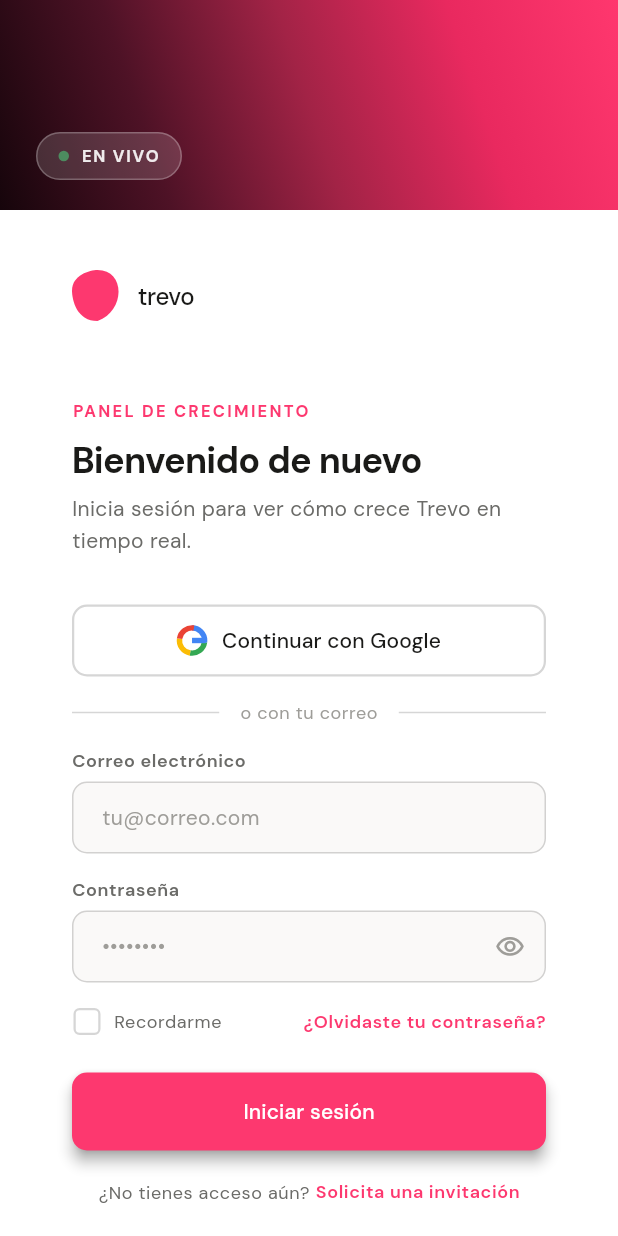
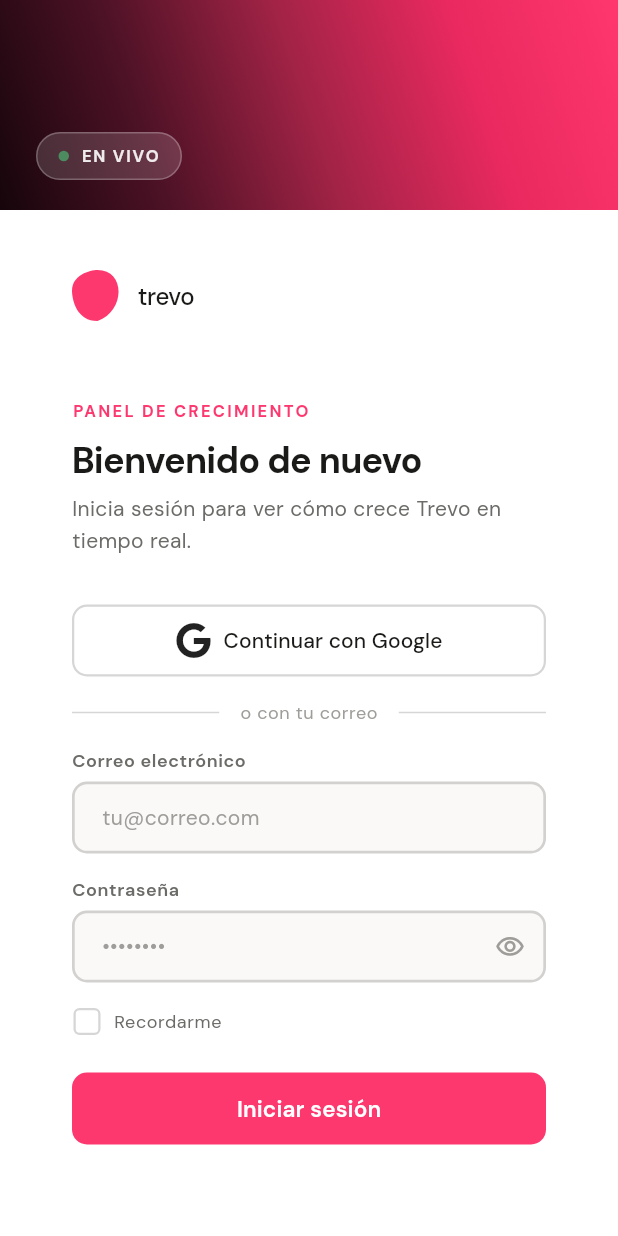
Before and after one commit to jesusfreelance99-cell/dashboard_analitycs, a Flutter app: the screen it shows after launch, after a tap on "Continuar con Google", on a phone screen of 412 x 824 dp. Run offline on Flutter 3.47's test engine with Material 3 defaults, Android fonts, the phone set to English and light mode, and no system bars; our stand-ins replace easy_localization, font_awesome_flutter, google_fonts.

Commit message:
feat: actualización de componentes de login y botón de la app

```diff
--- a/lib/core/widgets/app_button.dart
+++ b/lib/core/widgets/app_button.dart
@@ -1,83 +1,167 @@
 import 'package:flutter/material.dart';
+import '../constants/app_colors.dart';
 import '../constants/app_constants.dart';
 
-enum ButtonType { primary, secondary, outline, text }
+enum ButtonType { primary, secondary, outline, ghost }
 
-class AppButton extends StatelessWidget {
+class AppButton extends StatefulWidget {
   final String label;
-  final VoidCallback onPressed;
+  final VoidCallback? onPressed;
   final ButtonType type;
   final bool isLoading;
-  final bool isEnabled;
-  final Icon? icon;
+  final Widget? icon;
   final double? width;
-  final double? height;
+  final double height;
 
   const AppButton({
     required this.label,
     required this.onPressed,
     this.type = ButtonType.primary,
     this.isLoading = false,
-    this.isEnabled = true,
     this.icon,
     this.width,
-    this.height,
+    this.height = 48,
     super.key,
   });
 
   @override
+  State<AppButton> createState() => _AppButtonState();
+}
+
+class _AppButtonState extends State<AppButton>
+    with SingleTickerProviderStateMixin {
+  late AnimationController _ctrl;
+  late Animation<double> _scale;
+
+  @override
+  void initState() {
+    super.initState();
+    _ctrl = AnimationController(
+      vsync: this,
+      duration: const Duration(milliseconds: 80),
+    );
+    _scale = Tween<double>(
+      begin: 1.0,
+      end: 0.97,
+    ).animate(CurvedAnimation(parent: _ctrl, curve: Curves.easeOut));
+  }
+
+  @override
+  void dispose() {
+    _ctrl.dispose();
+    super.dispose();
+  }
+
+  bool get _disabled => widget.onPressed == null || widget.isLoading;
+
+  void _onTapDown(_) {
+    if (!_disabled) _ctrl.forward();
+  }
+
+  void _onTapUp(_) {
+    if (!_disabled) _ctrl.reverse();
+  }
+
+  void _onTapCancel() => _ctrl.reverse();
+
+  @override
   Widget build(BuildContext context) {
-    Widget child = Text(label);
-    if (icon != null) {
-      child = Row(
-        mainAxisSize: MainAxisSize.min,
-        children: [
-          icon!,
-          const SizedBox(width: AppConstants.spacingSm),
-          Text(label),
-        ],
+    return AnimatedBuilder(
+      animation: _scale,
+      builder: (_, child) => Transform.scale(scale: _scale.value, child: child),
+      child: GestureDetector(
+        onTapDown: _onTapDown,
+        onTapUp: _onTapUp,
+        onTapCancel: _onTapCancel,
+        onTap: _disabled ? null : widget.onPressed,
+        child: AnimatedOpacity(
+          opacity: _disabled && !widget.isLoading ? 0.45 : 1.0,
+          duration: AppConstants.animationFast,
+          child: _buildSurface(context),
+        ),
+      ),
+    );
+  }
+
+  Widget _buildSurface(BuildContext context) {
+    return Container(
+      width: widget.width ?? double.infinity,
+      height: widget.height,
+      decoration: _decoration(),
+      child: Center(child: _buildContent(context)),
+    );
+  }
+
+  BoxDecoration _decoration() {
+    switch (widget.type) {
+      case ButtonType.primary:
+        return BoxDecoration(
+          color: AppColors.pink,
+          borderRadius: BorderRadius.circular(AppConstants.radiusLg),
+        );
+      case ButtonType.secondary:
+        return BoxDecoration(
+          color: AppColors.pinkLight,
+          borderRadius: BorderRadius.circular(AppConstants.radiusLg),
+        );
+      case ButtonType.outline:
+        return BoxDecoration(
+          color: Colors.transparent,
+          borderRadius: BorderRadius.circular(AppConstants.radiusLg),
+          border: Border.all(color: AppColors.pink, width: 1.5),
+        );
+      case ButtonType.ghost:
+        return BoxDecoration(
+          color: Colors.transparent,
+          borderRadius: BorderRadius.circular(AppConstants.radiusLg),
+        );
+    }
+  }
+
+  Widget _buildContent(BuildContext context) {
+    if (widget.isLoading) {
+      return SizedBox(
+        width: 18,
+        height: 18,
+        child: CircularProgressIndicator(
+          strokeWidth: 2,
+          valueColor: AlwaysStoppedAnimation<Color>(_labelColor()),
+        ),
       );
     }
 
-    if (isLoading) {
-      child = const SizedBox(
-        height: 20,
-        width: 20,
-        child: CircularProgressIndicator(strokeWidth: 2),
+    if (widget.icon != null) {
+      return Row(
+        mainAxisSize: MainAxisSize.min,
+        children: [widget.icon!, const SizedBox(width: 8), _labelText(context)],
       );
     }
 
-    switch (type) {
+    return _labelText(context);
+  }
+
+  Widget _labelText(BuildContext context) {
+    return Text(
+      widget.label,
+      style: TextStyle(
+        fontSize: 15,
+        fontWeight: FontWeight.w600,
+        color: _labelColor(),
+        letterSpacing: 0.1,
+      ),
+    );
+  }
+
+  Color _labelColor() {
+    switch (widget.type) {
       case ButtonType.primary:
-        return ElevatedButton(
-          onPressed: isEnabled && !isLoading ? onPressed : null,
-          style: ElevatedButton.styleFrom(
-            minimumSize: Size(width ?? double.infinity, height ?? 48),
-          ),
-          child: child,
-        );
+        return AppColors.white;
       case ButtonType.secondary:
-        return ElevatedButton(
-          onPressed: isEnabled && !isLoading ? onPressed : null,
-          style: ElevatedButton.styleFrom(
-            minimumSize: Size(width ?? double.infinity, height ?? 48),
-            backgroundColor: Theme.of(context).colorScheme.secondary,
-          ),
-          child: child,
-        );
+        return AppColors.pink;
       case ButtonType.outline:
-        return OutlinedButton(
-          onPressed: isEnabled && !isLoading ? onPressed : null,
-          style: OutlinedButton.styleFrom(
-            minimumSize: Size(width ?? double.infinity, height ?? 48),
-          ),
-          child: child,
-        );
-      case ButtonType.text:
-        return TextButton(
-          onPressed: isEnabled && !isLoading ? onPressed : null,
-          child: child,
-        );
+        return AppColors.pink;
+      case ButtonType.ghost:
+        return AppColors.ink2;
     }
   }
 }
--- a/lib/features/screens/auth/login_form_components.dart
+++ b/lib/features/screens/auth/login_form_components.dart
@@ -1,4 +1,5 @@
 import 'package:flutter/material.dart';
+import 'package:font_awesome_flutter/font_awesome_flutter.dart';
 import 'package:provider/provider.dart';
 import '../../../core/constants/app_constants.dart';
 import '../../../core/constants/app_colors.dart';
@@ -104,29 +105,71 @@
 
 // ─── Google Button ────────────────────────────────────────────────────────────
 
-class GoogleSignInButton extends StatelessWidget {
+class GoogleSignInButton extends StatefulWidget {
   const GoogleSignInButton({super.key});
 
   @override
+  State<GoogleSignInButton> createState() => _GoogleSignInButtonState();
+}
+
+class _GoogleSignInButtonState extends State<GoogleSignInButton>
+    with SingleTickerProviderStateMixin {
+  late AnimationController _ctrl;
+  late Animation<double> _scale;
+  bool _pressed = false;
+
+  @override
+  void initState() {
+    super.initState();
+    _ctrl = AnimationController(
+      vsync: this,
+      duration: const Duration(milliseconds: 80),
+    );
+    _scale = Tween<double>(
+      begin: 1.0,
+      end: 0.97,
+    ).animate(CurvedAnimation(parent: _ctrl, curve: Curves.easeOut));
+  }
+
+  @override
+  void dispose() {
+    _ctrl.dispose();
+    super.dispose();
+  }
+
+  @override
   Widget build(BuildContext context) {
-    return SizedBox(
+    return AnimatedBuilder(
+      animation: _scale,
+      builder: (_, child) => Transform.scale(scale: _scale.value, child: child),
+      child: GestureDetector(
+        onTapDown: (_) {
+          _ctrl.forward();
+          setState(() => _pressed = true);
+        },
+        onTapUp: (_) {
+          _ctrl.reverse();
+          setState(() => _pressed = false);
+        },
+        onTapCancel: () {
+          _ctrl.reverse();
+          setState(() => _pressed = false);
+        },
+        onTap: () {},
+        child: AnimatedContainer(
+          duration: const Duration(milliseconds: 100),
           width: double.infinity,
-      child: OutlinedButton(
-        onPressed: () {},
-        style: OutlinedButton.styleFrom(
-          side: const BorderSide(color: AppColors.line2, width: 1.5),
-          shape: RoundedRectangleBorder(
+          height: 48,
+          decoration: BoxDecoration(
+            color: _pressed ? AppColors.fieldBg : AppColors.white,
             borderRadius: BorderRadius.circular(AppConstants.radiusLg),
-          ),
-          padding: const EdgeInsets.symmetric(vertical: 14),
-          foregroundColor: AppColors.ink,
-          backgroundColor: Colors.transparent,
+            border: Border.all(color: AppColors.line2, width: 1.5),
           ),
           child: Row(
             mainAxisAlignment: MainAxisAlignment.center,
             children: [
-            _GoogleIcon(),
-            const SizedBox(width: 10),
+              FaIcon(FontAwesomeIcons.google),
+              const SizedBox(width: 8),
               Text(
                 'Continuar con Google',
                 style: Theme.of(context).textTheme.labelLarge?.copyWith(
@@ -137,70 +180,9 @@
             ],
           ),
         ),
+      ),
     );
   }
-}
-
-class _GoogleIcon extends StatelessWidget {
-  @override
-  Widget build(BuildContext context) {
-    return SizedBox(
-      width: 20,
-      height: 20,
-      child: CustomPaint(painter: _GoogleLogoPainter()),
-    );
-  }
-}
-
-class _GoogleLogoPainter extends CustomPainter {
-  @override
-  void paint(Canvas canvas, Size size) {
-    final s = size.width;
-    void drawArc(Color c, double start, double sweep, double r, Offset center) {
-      canvas.drawArc(
-        Rect.fromCircle(center: center, radius: r),
-        start,
-        sweep,
-        false,
-        Paint()
-          ..color = c
-          ..style = PaintingStyle.stroke
-          ..strokeWidth = s * 0.18,
-      );
-    }
-
-    // Simplified G in 4 colors
-    final cx = s / 2;
-    final cy = s / 2;
-    final r = s * 0.42;
-
-    const pi = 3.14159265358979;
-
-    // Blue (top → right)
-    drawArc(const Color(0xFF4285F4), -pi / 2, pi / 2 + 0.15, r, Offset(cx, cy));
-    // Green (right → bottom)
-    drawArc(const Color(0xFF34A853), 0.15, pi / 2, r, Offset(cx, cy));
-    // Yellow (bottom → left)
-    drawArc(const Color(0xFFFBBC05), pi / 2 + 0.15, pi / 2, r, Offset(cx, cy));
-    // Red (left → top)
-    drawArc(const Color(0xFFEA4335), pi + 0.15, pi / 2, r, Offset(cx, cy));
-
-    // White fill for inner circle
-    canvas.drawCircle(
-      Offset(cx, cy),
-      r - s * 0.18,
-      Paint()..color = Colors.white,
-    );
-
-    // Horizontal bar of G
-    canvas.drawRect(
-      Rect.fromLTWH(cx, cy - s * 0.09, r + s * 0.04, s * 0.18),
-      Paint()..color = const Color(0xFF4285F4),
-    );
-  }
-
-  @override
-  bool shouldRepaint(covariant CustomPainter oldDelegate) => false;
 }
 
 // ─── Divider ──────────────────────────────────────────────────────────────────
@@ -265,11 +247,11 @@
             ),
             border: OutlineInputBorder(
               borderRadius: BorderRadius.circular(AppConstants.radiusLg),
-              borderSide: const BorderSide(color: AppColors.line2),
+              borderSide: const BorderSide(color: AppColors.line2, width: 1.8),
             ),
             enabledBorder: OutlineInputBorder(
               borderRadius: BorderRadius.circular(AppConstants.radiusLg),
-              borderSide: const BorderSide(color: AppColors.line2),
+              borderSide: const BorderSide(color: AppColors.line2, width: 1.8),
             ),
             focusedBorder: OutlineInputBorder(
               borderRadius: BorderRadius.circular(AppConstants.radiusLg),
@@ -328,11 +310,17 @@
                 ),
                 border: OutlineInputBorder(
                   borderRadius: BorderRadius.circular(AppConstants.radiusLg),
-                  borderSide: const BorderSide(color: AppColors.line2),
+                  borderSide: const BorderSide(
+                    color: AppColors.line2,
+                    width: 1.8,
+                  ),
                 ),
                 enabledBorder: OutlineInputBorder(
                   borderRadius: BorderRadius.circular(AppConstants.radiusLg),
-                  borderSide: const BorderSide(color: AppColors.line2),
+                  borderSide: const BorderSide(
+                    color: AppColors.line2,
+                    width: 1.8,
+                  ),
                 ),
                 focusedBorder: OutlineInputBorder(
                   borderRadius: BorderRadius.circular(AppConstants.radiusLg),
@@ -380,17 +368,6 @@
               style: Theme.of(
                 context,
               ).textTheme.bodySmall?.copyWith(color: AppColors.ink2),
-            ),
-            const Spacer(),
-            GestureDetector(
-              onTap: () {},
-              child: Text(
-                '¿Olvidaste tu contraseña?',
-                style: Theme.of(context).textTheme.bodySmall?.copyWith(
-                  color: AppColors.pink,
-                  fontWeight: FontWeight.w600,
-                ),
-              ),
             ),
           ],
         );
--- a/lib/features/screens/auth/login_responsive_screen.dart
+++ b/lib/features/screens/auth/login_responsive_screen.dart
@@ -124,8 +124,6 @@
                 LoginButtonWidget(),
                 SizedBox(height: 20),
 
-                // Sign up
-                SignUpPrompt(),
                 SizedBox(height: 48),
 
                 // Footer
--- a/lib/features/screens/auth/login_right_panel.dart
+++ b/lib/features/screens/auth/login_right_panel.dart
@@ -301,18 +301,10 @@
 BoxDecoration _cardDecoration() => BoxDecoration(
   color: Colors.white.withValues(alpha: 0.97),
   borderRadius: BorderRadius.circular(AppConstants.radiusXl),
-  boxShadow: [
-    BoxShadow(
-      color: Colors.black.withValues(alpha: 0.22),
-      blurRadius: 24,
-      offset: const Offset(0, 8),
-    ),
-    BoxShadow(
-      color: Colors.black.withValues(alpha: 0.10),
-      blurRadius: 6,
-      offset: const Offset(0, 2),
-    ),
-  ],
+  border: Border.all(
+    color: Colors.white.withValues(alpha: 0.55),
+    width: 1,
+  ),
 );
 
 // ─── MetricCard ───────────────────────────────────────────────────────────────
--- a/pubspec.yaml
+++ b/pubspec.yaml
@@ -36,6 +36,7 @@
   provider: ^6.1.5+1
   easy_localization: ^3.0.7
   fluentui_system_icons: ^1.1.241
+  font_awesome_flutter: ^11.0.0
 
 dev_dependencies:
   flutter_test:
```
Also changed, not shown: pubspec.lock. Lines whose indentation alone changed are shown as unchanged.
